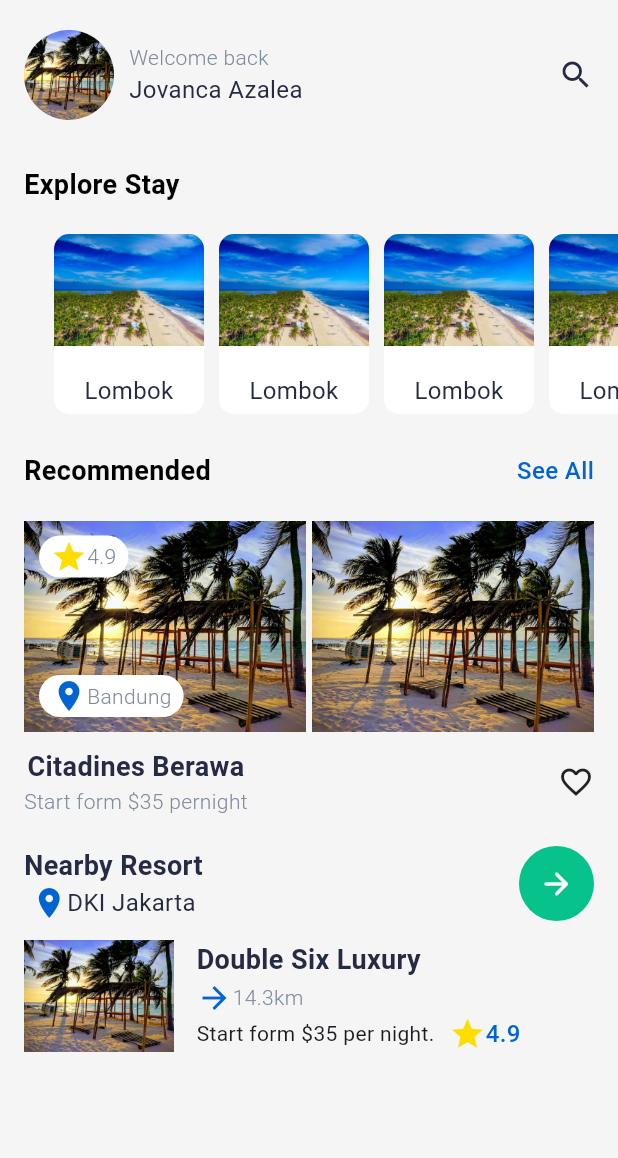
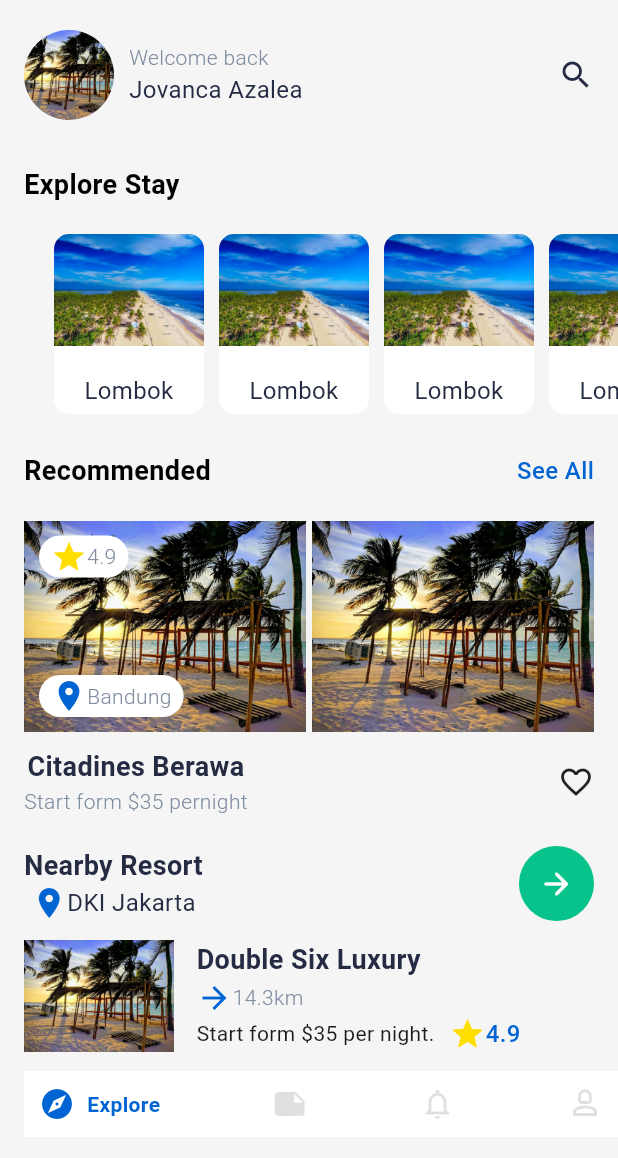
Before and after one commit to AhneetaOdom/hotel_reservation, a Flutter app: the screen it shows after launch, on a phone screen of 412 x 824 dp. Shown: the top 1158 px of the screen. Run offline on Flutter 3.47's test engine with Material 3 defaults, Android fonts, the phone set to English and light mode, and no system bars; drawn by our look-alikes of google_nav_bar; our stand-ins replace smooth_page_indicator.

Commit message:
updating homepage

```diff
--- a/lib/homepage.dart
+++ b/lib/homepage.dart
@@ -3,6 +3,7 @@ import 'package:flutter/material.dart';
 import 'package:hotel_reservation1/constants.dart';
 import 'smallpageindicator.dart';
 import 'package:hotel_reservation1/main.dart';
+import 'package:google_nav_bar/google_nav_bar.dart';
 
 class HomePage extends StatelessWidget {
   const HomePage({super.key});
@@ -155,7 +156,7 @@ class HomePage extends StatelessWidget {
                             ],
                           ),
                         ),
-                        SizedBox(
+                        const SizedBox(
                           width: 4,
                         ),
                         Expanded(
@@ -269,10 +270,33 @@ class HomePage extends StatelessWidget {
                         ],
                       )
                     ],
-                  )
+                  ),
+                  const GNav(
+                    gap: 8,
+                    backgroundColor: Colors.white,
+                    // tabBackgroundColor: kGreyColor,
+                    padding: EdgeInsets.all(10),
+                    color: Colors.black12,
+                    activeColor: kLightBlueColor,
+                    tabs: [
+                      GButton(icon: Icons.explore, text: 'Explore'),
+                      GButton(
+                        icon: Icons.note,
+                        text: 'My Bookings',
+                      ),
+                      GButton(
+                        icon: Icons.notifications_none_outlined,
+                        text: 'Notification',
+                      ),
+                      GButton(
+                        icon: Icons.person_3_outlined,
+                        text: 'Profile',
+                      ),
+                    ],
+                  ),
                 ],
               ),
-            )
+            ),
           ],
         ),
       ),
--- a/pubspec.yaml
+++ b/pubspec.yaml
@@ -37,6 +37,8 @@ dependencies:
   cupertino_icons: ^1.0.2
 
   smooth_page_indicator: ^1.1.0
+
+  google_nav_bar: ^5.0.6
 
 dev_dependencies:
   flutter_test:
```
Also changed, not shown: lib/onboardingpage.dart (+7 -7 lines), pubspec.lock.
